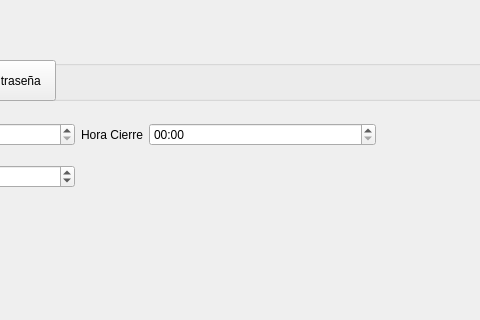
Before: the Qt Designer form ui/qt/configuracion_page.ui in i82camud/Club_Padel, drawn with Qt 5; both pictures show x 275 to 755 and y 0 to 320 of the 1080 by 756 pixel window.
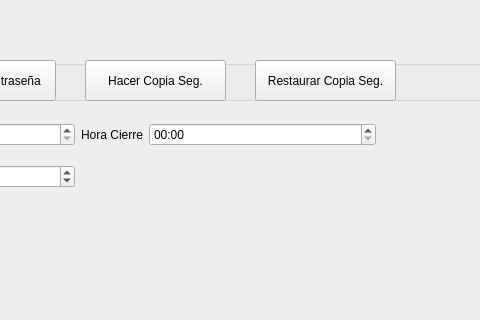
After: the same form once the commit is applied.

What changed in the file:
```diff
--- a/ui/qt/configuracion_page.ui
+++ b/ui/qt/configuracion_page.ui
@@ -64,6 +64,32 @@
      <string>Cambiar Contraseña</string>
     </property>
    </widget>
+   <widget class="QPushButton" name="btn_copia">
+    <property name="geometry">
+     <rect>
+      <x>340</x>
+      <y>0</y>
+      <width>141</width>
+      <height>41</height>
+     </rect>
+    </property>
+    <property name="text">
+     <string>Hacer Copia Seg.</string>
+    </property>
+   </widget>
+   <widget class="QPushButton" name="btn_restaurar">
+    <property name="geometry">
+     <rect>
+      <x>510</x>
+      <y>0</y>
+      <width>141</width>
+      <height>41</height>
+     </rect>
+    </property>
+    <property name="text">
+     <string>Restaurar Copia Seg.</string>
+    </property>
+   </widget>
   </widget>
   <widget class="QWidget" name="gridLayoutWidget">
    <property name="geometry">
```
